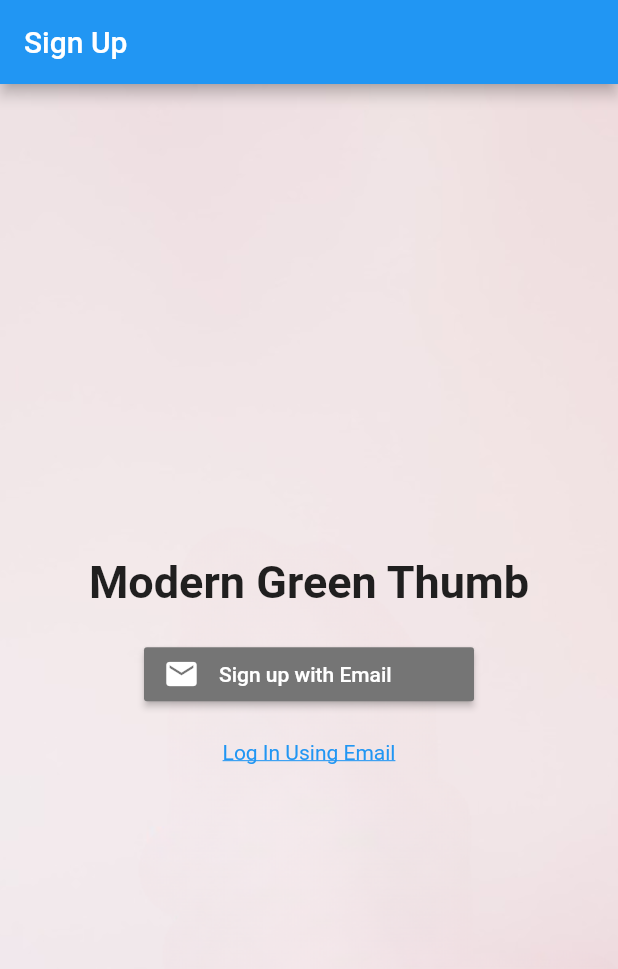
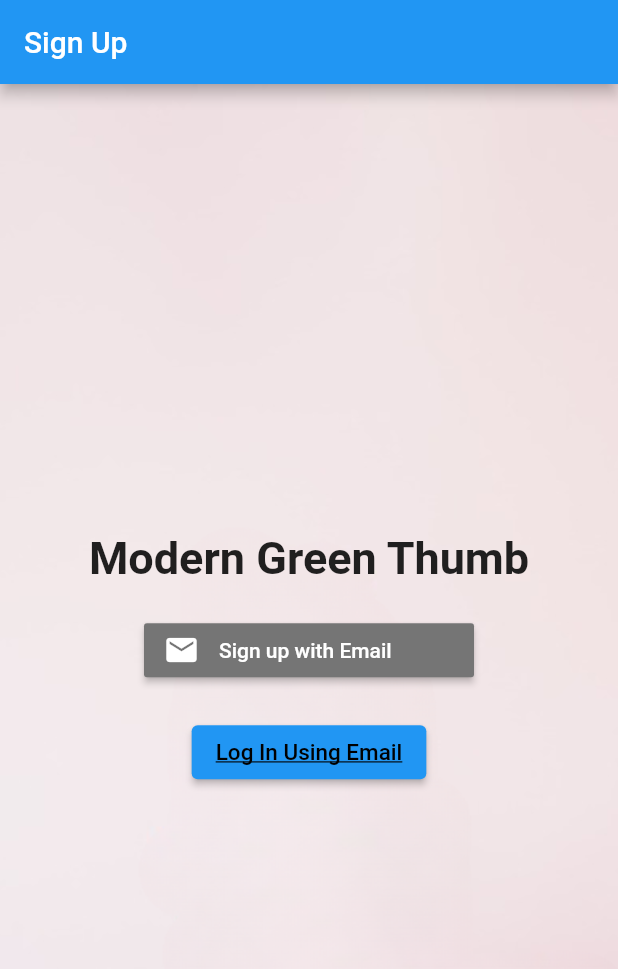
Before and after one commit to JuanCPDev/GreenThumbApp, a Flutter app: the screen it shows after launch, on a phone screen of 412 x 824 dp. Shown: the top 969 px of the screen. Run offline on Flutter 3.47's test engine with Material 2 defaults, Android fonts, the light colour scheme and no system bars; our stand-ins replace cached_network_image, firebase_auth, firebase_core, firebase_messaging, firebase_storage, flutter_signin_button and 2 more; missing offline and left inert: moisturecontentflutter; accounts and stored records are empty.

Commit message:
changed login button design

```diff
--- a/lib/screens/signup_screen.dart
+++ b/lib/screens/signup_screen.dart
@@ -19,9 +19,9 @@ class SignUp extends StatelessWidget {
                 fit: BoxFit.cover),
           ),
           child: Center(
-
-            child: Column(mainAxisAlignment: MainAxisAlignment.center, children: <
-                Widget>[
+            child: Column(
+                mainAxisAlignment: MainAxisAlignment.center,
+                children: <Widget>[
                   const Padding(
                     padding: EdgeInsets.all(10.0),
                     child: Text("Modern Green Thumb",
@@ -38,21 +38,24 @@ class SignUp extends StatelessWidget {
                         onPressed: () {
                           Navigator.push(
                             context,
-                        MaterialPageRoute(builder: (context) => EmailSignUp()),
+                            MaterialPageRoute(
+                                builder: (context) => EmailSignUp()),
                           );
                         },
                       )),
                   Padding(
                       padding: const EdgeInsets.all(10.0),
-                  child: GestureDetector(
+                      child: ElevatedButton(
                           child: const Text("Log In Using Email",
                               style: TextStyle(
                                   decoration: TextDecoration.underline,
-                              color: Colors.blue)),
-                      onTap: () {
+                                  color: Colors.black,
+                                  fontSize: 15)),
+                          onPressed: () {
                             Navigator.push(
                               context,
-                          MaterialPageRoute(builder: (context) => EmailLogIn()),
+                              MaterialPageRoute(
+                                  builder: (context) => EmailLogIn()),
                             );
                           }))
                 ]),
```
Lines whose indentation alone changed are shown as unchanged.
